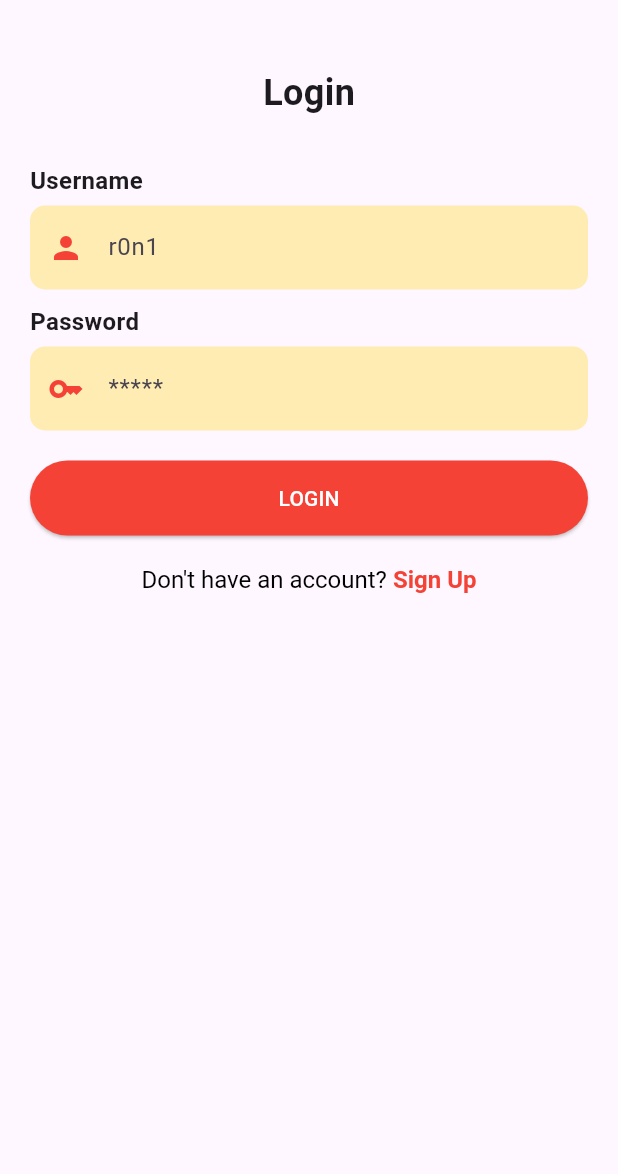
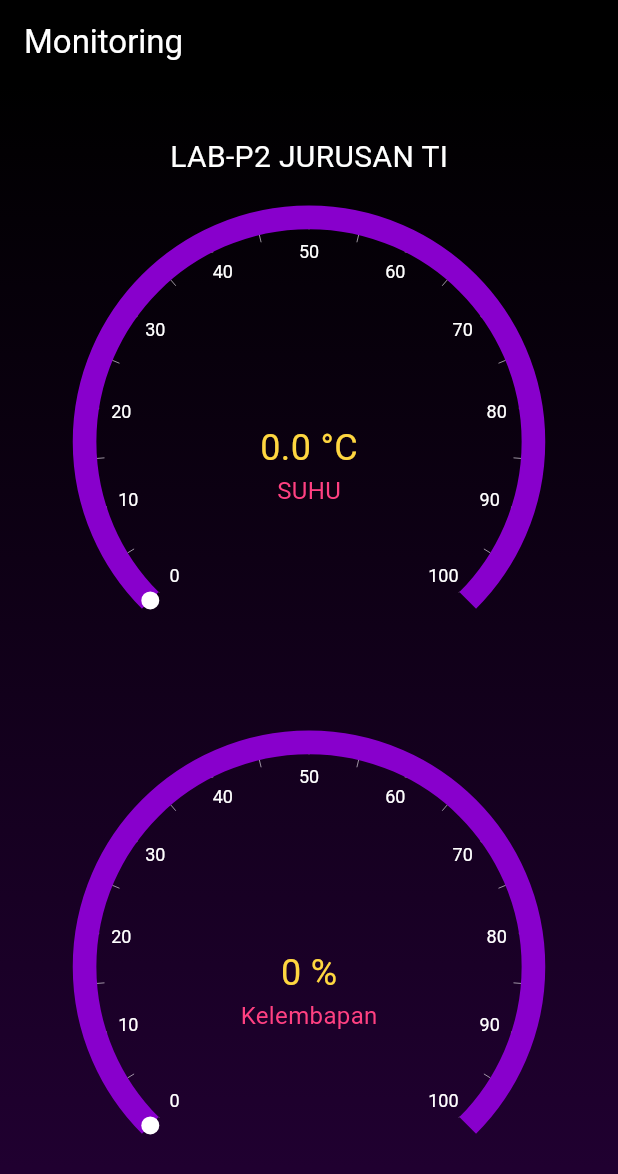
Before and after one commit to r0n1-putr4/Flutter-Berita, a Flutter app: the screen it shows after launch, on a phone screen of 412 x 824 dp. Shown: the top 1174 px of the screen. Run offline on Flutter 3.47's test engine with Material 3 defaults, Android fonts, the phone set to English and light mode, and no system bars; drawn by our look-alikes of syncfusion_flutter_gauges; our stand-ins replace awesome_dialog, flutter_rating_bar, flutter_slidable, google_fonts, image_picker, logger and 1 more; network calls fail.

Commit message:
update code

```diff
--- a/lib/main.dart
+++ b/lib/main.dart
@@ -2,6 +2,7 @@ import 'package:flutter/material.dart';
 import 'package:flutter_berita/pages/berita_add_page.dart';
 import 'package:flutter_berita/pages/home_page.dart';
 import 'package:flutter_berita/pages/login_page.dart';
+import 'package:flutter_berita/pages/page_dht.dart';
 import 'package:flutter_berita/pages/splash_screen.dart';
 
 void main() {
@@ -20,7 +21,7 @@ class MyApp extends StatelessWidget {
       theme: ThemeData(
         colorScheme: ColorScheme.fromSeed(seedColor: Colors.deepPurple),
       ),
-      home: const SplashScreen(),
+      home: const PageDht(),
       routes: {
         '/home': (context) => HomePage(),
         '/login': (context) => LoginPage(),
--- /dev/null
+++ b/lib/pages/page_dht.dart
@@ -0,0 +1,225 @@
+import 'dart:async';
+import 'package:flutter/material.dart';
+import 'package:http/http.dart' as http;
+import 'dart:convert';
+import 'package:syncfusion_flutter_gauges/gauges.dart';
+import 'package:google_fonts/google_fonts.dart';
+
+class PageDht extends StatefulWidget {
+  const PageDht({super.key});
+
+  @override
+  State<PageDht> createState() => _PageDhtState();
+}
+
+class _PageDhtState extends State<PageDht> {
+  late Timer _timer;
+  String _data = 'Loading...';
+  double temperature = 0.0;
+  int humidity = 0;
+
+  Future<void> _fetchData() async {
+    try {
+      final response = await http.get(
+        Uri.parse('http://10.199.96.108:8080/nodeMcu/getDHT.php'),
+      );
+      if (response.statusCode == 200) {
+        final json = jsonDecode(response.body);
+        setState(() {
+          _data = json.toString();
+          temperature = json['suhu'];
+          humidity = json['kelembapan'];
+        });
+      } else {
+        setState(() {
+          _data = 'Error: ${response.statusCode}';
+        });
+      }
+    } catch (e) {
+      setState(() {
+        _data = 'Exception: $e';
+      });
+    }
+  }
+
+  @override
+  void initState() {
+    // TODO: implement initState
+    super.initState();
+
+    _fetchData(); // fetch initially
+
+    _timer = Timer.periodic(Duration(seconds: 10), (Timer t) {
+      _fetchData(); // fetch every 10 seconds
+    });
+  }
+
+  @override
+  void dispose() {
+    // TODO: implement dispose
+    _timer.cancel(); // Always cancel timers!
+    super.dispose();
+  }
+
+  @override
+  Widget build(BuildContext context) {
+    return Scaffold(
+      appBar: AppBar(
+        title: const Text("Monitoring", style: TextStyle(color: Colors.white)),
+        backgroundColor: Colors.black,
+        elevation: 0,
+      ),
+      body: Container(
+        decoration: const BoxDecoration(
+          gradient: LinearGradient(
+            begin: Alignment.topCenter,
+            end: Alignment.bottomCenter,
+            colors: [Colors.black, Color(0xFF220033)],
+          ),
+        ),
+        child: Center(
+          child: SingleChildScrollView(
+            child: Column(
+              children: [
+                SizedBox(height: 30),
+                Text(
+                  'LAB-P2 JURUSAN TI',
+                  style: TextStyle(color: Colors.white,fontSize: 20),
+
+                ),
+                SfRadialGauge(
+                  backgroundColor: Colors.transparent, // penting!
+                  axes: <RadialAxis>[
+                    RadialAxis(
+                      minimum: 0,
+                      maximum: 100,
+                      startAngle: 135,
+                      endAngle: 45,
+                      interval: 10,
+                      radiusFactor: 0.9,
+                      showTicks: true,
+                      showLabels: true,
+                      axisLineStyle: const AxisLineStyle(
+                        thickness: 0.1,
+                        thicknessUnit: GaugeSizeUnit.factor,
+                        cornerStyle: CornerStyle.bothFlat,
+                        color: Color(0xFF8800CC),
+                      ),
+                      majorTickStyle: const MajorTickStyle(
+                        color: Colors.white,
+                        length: 0.07,
+                        thickness: 1.5,
+                      ),
+                      axisLabelStyle: const GaugeTextStyle(
+                        color: Colors.white,
+                        fontSize: 12,
+                      ),
+                      pointers: <GaugePointer>[
+                        MarkerPointer(
+                          value: temperature,
+                          markerType: MarkerType.circle,
+                          color: Colors.white,
+                          markerWidth: 12,
+                          markerHeight: 12,
+                        ),
+                      ],
+                      annotations: <GaugeAnnotation>[
+                        GaugeAnnotation(
+                          angle: 90,
+                          positionFactor: 0.1,
+                          widget: Column(
+                            mainAxisSize: MainAxisSize.min,
+                            children: [
+                              Text(
+                                '$temperature °C',
+                                style: TextStyle(
+                                  fontSize: 24,
+                                  color: Colors.amberAccent, // sesuai gambar
+                                ),
+                              ),
+                              const Text(
+                                'SUHU',
+                                style: TextStyle(
+                                  fontSize: 16,
+                                  color: Colors.pinkAccent,
+                                ),
+                              ),
+                            ],
+                          ),
+                        ),
+                      ],
+                    ),
+                  ],
+                ),
+                SfRadialGauge(
+                  backgroundColor: Colors.transparent, // penting!
+                  axes: <RadialAxis>[
+                    RadialAxis(
+                      minimum: 0,
+                      maximum: 100,
+                      startAngle: 135,
+                      endAngle: 45,
+                      interval: 10,
+                      radiusFactor: 0.9,
+                      showTicks: true,
+                      showLabels: true,
+                      axisLineStyle: const AxisLineStyle(
+                        thickness: 0.1,
+                        thicknessUnit: GaugeSizeUnit.factor,
+                        cornerStyle: CornerStyle.bothFlat,
+                        color: Color(0xFF8800CC),
+                      ),
+                      majorTickStyle: const MajorTickStyle(
+                        color: Colors.white,
+                        length: 0.07,
+                        thickness: 1.5,
+                      ),
+                      axisLabelStyle: const GaugeTextStyle(
+                        color: Colors.white,
+                        fontSize: 12,
+                      ),
+                      pointers: <GaugePointer>[
+                        MarkerPointer(
+                          value: humidity.toDouble(),
+                          markerType: MarkerType.circle,
+                          color: Colors.white,
+                          markerWidth: 12,
+                          markerHeight: 12,
+                        ),
+                      ],
+                      annotations: <GaugeAnnotation>[
+                        GaugeAnnotation(
+                          angle: 90,
+                          positionFactor: 0.1,
+                          widget: Column(
+                            mainAxisSize: MainAxisSize.min,
+                            children: [
+                              Text(
+                                '$humidity %',
+                                style: TextStyle(
+                                  fontSize: 24,
+                                  color: Colors.amberAccent, // sesuai gambar
+                                ),
+                              ),
+                              const Text(
+                                'Kelembapan',
+                                style: TextStyle(
+                                  fontSize: 16,
+                                  color: Colors.pinkAccent,
+                                ),
+                              ),
+                            ],
+                          ),
+                        ),
+                      ],
+                    ),
+                  ],
+                ),
+              ],
+            ),
+          ),
+        ),
+      ),
+    );
+  }
+}
--- a/lib/utils/base_url.dart
+++ b/lib/utils/base_url.dart
@@ -1,3 +1,3 @@
 class ApiConfig{
-  static const String baseUrl = "http://192.168.185.108:3001";
+  static const String baseUrl = "http://192.168.187.108:3001";
 }
--- a/pubspec.yaml
+++ b/pubspec.yaml
@@ -43,6 +43,7 @@ dependencies:
   flutter_slidable: ^4.0.0
   google_fonts: ^6.2.0
   flutter_advanced_drawer: ^1.4.0
+  syncfusion_flutter_gauges: ^24.2.6
 
 dev_dependencies:
   flutter_test:
```
Also changed, not shown: lib/pages/home_page.dart (+6 -6 lines), lib/pages/test.dart (added, +155 -0 lines), pubspec.lock.
